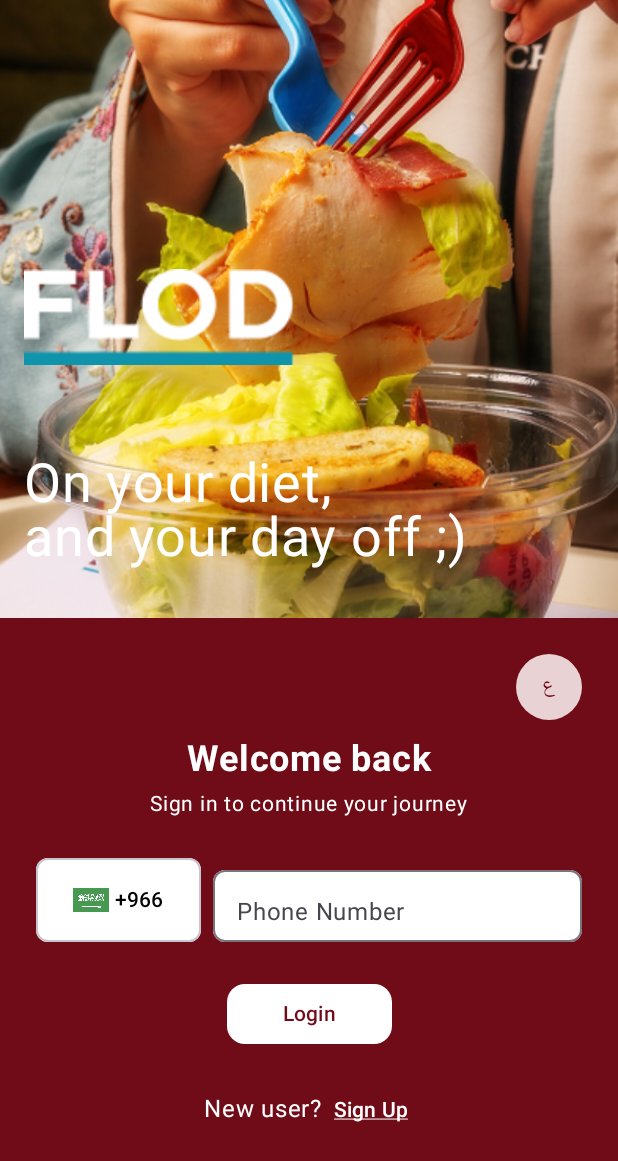
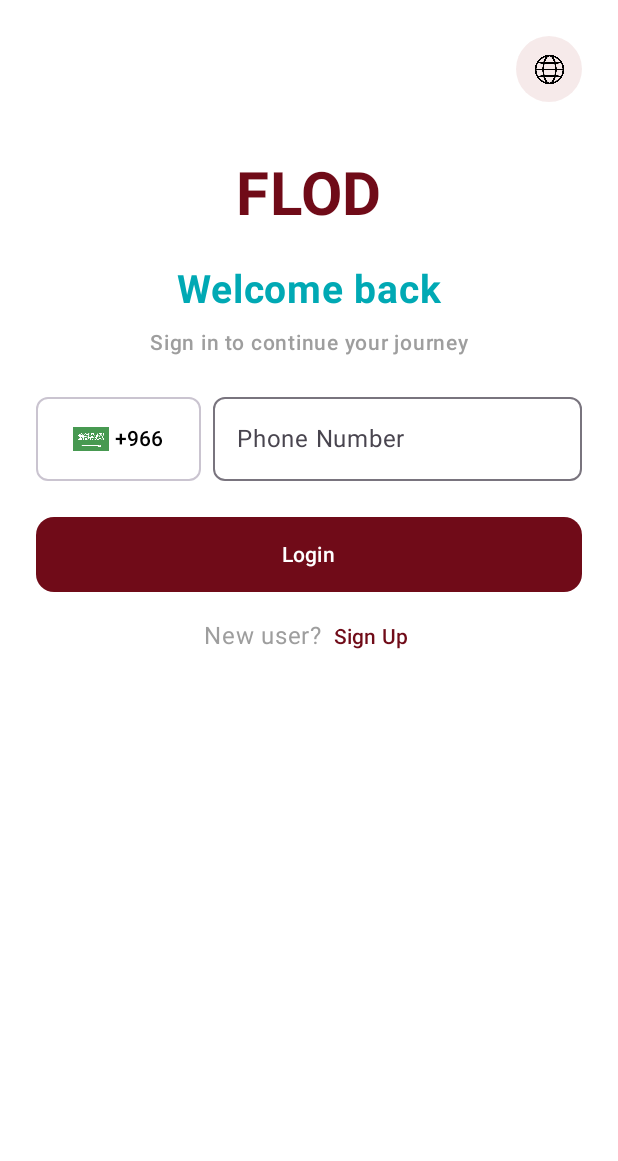
Before and after one commit to mostafa-soliman/FLOD-Restaurant-new, an Android app built with Jetpack Compose: the screen it shows after launch (MainActivity), on a phone screen of 412 x 824 dp. Shown: the top 1161 px of the screen. Run offline under Robolectric (Android 15) with nearby library versions, the phone set to English and light mode, and no system bars.

Commit message:
upgraded OnboardScreen.kt

```diff
--- a/app/build.gradle.kts
+++ b/app/build.gradle.kts
@@ -54,6 +54,7 @@ dependencies {
     implementation(libs.androidx.material3)
     implementation(libs.androidx.foundation.layout.android)
     implementation(libs.androidx.foundation.layout.android)
+    implementation(libs.androidx.foundation)
     testImplementation(libs.junit)
     androidTestImplementation(libs.androidx.junit)
     androidTestImplementation(libs.androidx.espresso.core)
@@ -73,5 +74,7 @@ dependencies {
     implementation("androidx.datastore:datastore-preferences:1.1.1")
     implementation("androidx.appcompat:appcompat:1.7.0")
     implementation("androidx.core:core-ktx:1.13.1")
+    implementation ("androidx.compose.ui:ui-tooling-preview")
+    debugImplementation ("androidx.compose.ui:ui-tooling")
 
 }
--- a/app/src/main/java/com/fadali/flod_restaurant/presentation/ui/screens/onboard/OnboardScreen.kt
+++ b/app/src/main/java/com/fadali/flod_restaurant/presentation/ui/screens/onboard/OnboardScreen.kt
@@ -1,185 +1,180 @@
 package com.fadali.flod_restaurant.presentation.ui.screens.onboard
 
-import android.app.Activity
-import androidx.appcompat.app.AppCompatDelegate
+import android.content.res.Configuration
 import androidx.compose.foundation.Image
 import androidx.compose.foundation.background
-import androidx.compose.foundation.layout.*
+import androidx.compose.foundation.layout.Arrangement
+import androidx.compose.foundation.layout.Box
+import androidx.compose.foundation.layout.Column
+import androidx.compose.foundation.layout.PaddingValues
+import androidx.compose.foundation.layout.Row
+import androidx.compose.foundation.layout.Spacer
+import androidx.compose.foundation.layout.fillMaxSize
+import androidx.compose.foundation.layout.fillMaxWidth
+import androidx.compose.foundation.layout.height
+import androidx.compose.foundation.layout.padding
+import androidx.compose.foundation.layout.size
+import androidx.compose.foundation.layout.width
 import androidx.compose.foundation.shape.CircleShape
 import androidx.compose.foundation.shape.RoundedCornerShape
-import androidx.compose.material3.*
+import androidx.compose.foundation.text.KeyboardOptions
+import androidx.compose.material3.Button
+import androidx.compose.material3.ButtonDefaults
+import androidx.compose.material3.MaterialTheme
+import androidx.compose.material3.OutlinedButton
+import androidx.compose.material3.OutlinedTextField
+import androidx.compose.material3.OutlinedTextFieldDefaults
+import androidx.compose.material3.Surface
+import androidx.compose.material3.Text
+import androidx.compose.material3.TextButton
 import androidx.compose.runtime.Composable
+import androidx.compose.runtime.getValue
+import androidx.compose.runtime.mutableStateOf
+import androidx.compose.runtime.rememberCoroutineScope
+import androidx.compose.runtime.saveable.rememberSaveable
+import androidx.compose.runtime.setValue
 import androidx.compose.ui.Alignment
 import androidx.compose.ui.Modifier
 import androidx.compose.ui.graphics.Color
-import androidx.compose.ui.layout.ContentScale
 import androidx.compose.ui.layout.FirstBaseline
 import androidx.compose.ui.platform.LocalContext
 import androidx.compose.ui.res.painterResource
 import androidx.compose.ui.res.stringResource
 import androidx.compose.ui.text.font.FontWeight
+import androidx.compose.ui.text.input.KeyboardType
 import androidx.compose.ui.text.style.TextDecoration
+import androidx.compose.ui.tooling.preview.Preview
 import androidx.compose.ui.unit.dp
 import androidx.compose.ui.unit.sp
 import androidx.navigation.NavController
 import com.fadali.flod_restaurant.R
-import com.fadali.flod_restaurant.util.UiDimensions
-import androidx.compose.foundation.clickable
-import androidx.compose.runtime.rememberCoroutineScope
-import androidx.core.os.LocaleListCompat
-import com.fadali.flod_restaurant.data.LanguageDataStore
-import kotlinx.coroutines.launch
+import com.fadali.flod_restaurant.presentation.ui.navigation.Route
+
+/* ===== Colors per design ===== */
+val primaryRed = Color(0xFF700B18)
+val accentBlue = Color(0xFF00A9B4)
+val grayText   = Color(0xFF9E9E9E)
+
 
 
 @Composable
 fun OnboardScreen(navController: NavController) {
+    val context = LocalContext.current
+    val scope = rememberCoroutineScope()
+
     OnboardScreenContent(
-        onLoginClick = {
-            navController.navigate("verify_otp") {
-                // اختياري: لو عايز تمنع الرجوع لـ Onboard بعد التحقق
-                // popUpTo("login") { inclusive = false }
-            }
+        onLanguageToggle = {
+//            val current = AppCompatDelegate.getApplicationLocales()
+//                .toLanguageTags().ifEmpty { "en" }
+//            val next = if (current.startsWith("ar")) "en" else "ar"
+
+//            scope.launch {
+//                // 1) خزّن اللغة واخطر AppCompat
+//                LanguageDataStore.setLanguage(context, next)
+//                val locales = LocaleListCompat.forLanguageTags(next)
+//                AppCompatDelegate.setApplicationLocales(locales)
+//
+//                // 2) أعد فتح الـSplash من غير أي recreate
+//                navController.navigate(Route.Splash) {
+//                    popUpTo(Route.Splash) { inclusive = true }
+//                    launchSingleTop = true
+//                }
+//            }
         },
-        onSignUpClick = {
-            navController.navigate("signup")
-        }
+        onLoginClick  = { navController.navigate(Route.VerifyOtp) },
+        onSignUpClick = { navController.navigate(Route.SignUp) }
     )
 }
 
+/* ===== Globe language icon as image ===== */
 @Composable
-fun OnboardScreenContent(onLoginClick: () -> Unit = {}, onSignUpClick: () -> Unit = {}) {
-    Column(
-        modifier = Modifier.fillMaxSize()
+private fun LanguageIcon(
+    modifier: Modifier = Modifier,
+    onClick: () -> Unit = {}
 ) {
-
-        Box(
-            modifier = Modifier
-                .weight(0.5f)
-        ) {
-            Image(
-                painter = painterResource(id = R.drawable.onboard),
-                contentDescription = null,
-                modifier = Modifier.fillMaxSize(),
-                contentScale = ContentScale.Crop
-            )
-
-            Column(
-                modifier = Modifier
-                    .align(Alignment.BottomStart)
-                    .padding(start = 16.dp, bottom = 32.dp)
-            ) {
-                Image(
-                    painter = painterResource(id = R.drawable.logo),
-                    contentDescription = "FLOD Logo",
-                    modifier = Modifier
-                        .size(180.dp)
-                )
-
-                Text(
-                    text = stringResource(id = R.string.tagline),
-                    fontSize = 36.sp,
-                    color = Color.White,
-                    lineHeight = 36.sp
-                )
-            }
-        }
-
-        Column(
-            modifier = Modifier
-                .weight(0.5f)
-                .fillMaxWidth()
-                .background(Color(0xFF700B18))
-                .padding(24.dp),
-            horizontalAlignment = Alignment.CenterHorizontally
-        ) {
-            Box(
-                modifier = Modifier.fillMaxWidth(),
-                contentAlignment = Alignment.TopEnd
-            ) {
-                val context = LocalContext.current
-                val scope = rememberCoroutineScope()
-
-                val currentTags = AppCompatDelegate.getApplicationLocales()
-                    .toLanguageTags()
-                    .ifEmpty { "en" }
-
-                val toggleLabel = if (currentTags.startsWith("ar")) "En" else "ع"
-
     Surface(
         shape = CircleShape,
         color = MaterialTheme.colorScheme.surface.copy(alpha = 0.9f),
-                    modifier = Modifier
+        modifier = modifier
             .size(44.dp)
-                        .clickable {
-                            val next = if (currentTags.startsWith("ar")) "en" else "ar"
-                            scope.launch {
-                                LanguageDataStore.setLanguage(context, next)
-                                val locales = LocaleListCompat.forLanguageTags(next)
-                                AppCompatDelegate.setApplicationLocales(locales)
-                                (context as? Activity)?.recreate()
-                            }
-                        },
+           // .clickable { onClick() }
     ) {
         Box(contentAlignment = Alignment.Center, modifier = Modifier.fillMaxSize()) {
-                        Text(
-                            text = toggleLabel,
-                            fontSize = 14.sp,
-                            color = MaterialTheme.colorScheme.onSurface
+            Image(
+                painter = painterResource(id = R.drawable.ic_globe),
+                contentDescription = "Change Language",
+                modifier = Modifier.size(22.dp)
             )
         }
     }
 }
 
-//            Box(
-//                modifier = Modifier.fillMaxWidth(),
-//                contentAlignment = Alignment.TopEnd
-//            ) {
-//                Surface(
-//                    shape = CircleShape,
-//                    color = MaterialTheme.colorScheme.surface.copy(alpha = 0.9f)
-//                ) {
-//                    Text(
-//                        text = "En",
-//                        modifier = Modifier.padding(horizontal = 12.dp, vertical = 12.dp),
-//                        fontSize = 14.sp,
-//                        color = MaterialTheme.colorScheme.onSurface
-//                    )
-//                }
-//            }
+@Composable
+fun OnboardScreenContent(
+    onLanguageToggle: () -> Unit = {},
+    onLoginClick: () -> Unit = {},
+    onSignUpClick: () -> Unit = {}
+) {
+    val fieldHeight = 56.dp
+    var phone by rememberSaveable { mutableStateOf("") }
+    Column(
+        modifier = Modifier
+            .fillMaxSize()
+            .background(Color.White)
+            .padding(24.dp),
+        horizontalAlignment = Alignment.CenterHorizontally
+    ) {
+        Row(
+            modifier = Modifier.fillMaxWidth(),
+            horizontalArrangement = Arrangement.End
+        ) {
+            LanguageIcon { onLanguageToggle() }
+        }
 
-            Spacer(modifier = Modifier.height(12.dp))
+        Spacer(modifier = Modifier.height(38.dp))
+
+        Text(
+            text = "FLOD",
+            fontSize = 40.sp,
+            fontWeight = FontWeight.Bold,
+            color = primaryRed
+        )
+
+        Spacer(modifier = Modifier.height(24.dp))
 
         Text(
             text = stringResource(id = R.string.welcome_back),
-                fontSize = 24.sp,
+            fontSize = 26.sp,
             fontWeight = FontWeight.Bold,
-                color = Color.White
+            color = accentBlue
         )
 
-            Spacer(modifier = Modifier.height(4.dp))
+        Spacer(modifier = Modifier.height(8.dp))
 
         Text(
             text = stringResource(id = R.string.sign_in_description),
             fontSize = 14.sp,
-                color = Color.White
+            fontWeight = FontWeight.Medium,
+            color = grayText
         )
 
         Spacer(modifier = Modifier.height(24.dp))
+
 
         Row(
             modifier = Modifier.fillMaxWidth(),
             verticalAlignment = Alignment.CenterVertically
         ) {
             OutlinedButton(
-                    onClick = {},
+                onClick = { /* TODO: country picker */ },
                 shape = RoundedCornerShape(8.dp),
                 modifier = Modifier
                     .width(110.dp)
-                        .height(UiDimensions.TextFieldHeight),
+                    .height(fieldHeight),
                 colors = ButtonDefaults.outlinedButtonColors(
                     containerColor = Color.White
                 ),
-                    contentPadding = PaddingValues(horizontal = 12.dp)
+                contentPadding = PaddingValues(horizontal = 12.dp, vertical = 0.dp) // يلغي زيادة الارتفاع
             ) {
                 Image(
                     painter = painterResource(id = R.drawable.saudi_flag),
@@ -193,12 +188,17 @@ fun OnboardScreenContent(onLoginClick: () -> Unit = {}, onSignUpClick: () -> Uni
             Spacer(modifier = Modifier.width(8.dp))
 
             OutlinedTextField(
-                    value = "",
-                    onValueChange = {},
-                    label = { Text(text = stringResource(id = R.string.phone_number)) },
+                value = phone,
+                onValueChange = { input ->
+                    phone = input.filter { it.isDigit() }.take(10)
+                },
+
+                placeholder = { Text(text = stringResource(id = R.string.phone_number)) },
+                singleLine = true,
+                keyboardOptions = KeyboardOptions(keyboardType = KeyboardType.Phone),
                 modifier = Modifier
                     .weight(1f)
-                        .height(UiDimensions.TextFieldHeight),
+                    .height(fieldHeight),
                 shape = RoundedCornerShape(8.dp),
                 colors = OutlinedTextFieldDefaults.colors(
                     unfocusedContainerColor = Color.White,
@@ -212,37 +212,83 @@ fun OnboardScreenContent(onLoginClick: () -> Unit = {}, onSignUpClick: () -> Uni
         Button(
             onClick = onLoginClick,
             shape = RoundedCornerShape(12.dp),
-                modifier = Modifier.width(110.dp),
-                colors = ButtonDefaults.buttonColors(containerColor = Color.White)
+            modifier = Modifier
+                .fillMaxWidth()
+                .height(50.dp),
+            colors = ButtonDefaults.buttonColors(containerColor = primaryRed)
         ) {
-                Text(text = stringResource(id = R.string.login), color = Color(0xFF700B18))
+            Text(text = stringResource(id = R.string.login), color = Color.White)
         }
 
         Spacer(modifier = Modifier.height(16.dp))
 
-            Row (
-                modifier = Modifier
-                    .align(alignment = Alignment.CenterHorizontally)
-                    .navigationBarsPadding()
-                ){
+        Row(
+            modifier = Modifier.align(Alignment.CenterHorizontally),
+            verticalAlignment = Alignment.CenterVertically
+        ) {
             Text(
                 text = stringResource(id = R.string.signup_prompt),
-                    color = Color.White,
-                    modifier = Modifier.alignBy(FirstBaseline)
+                color = grayText,
+                modifier = Modifier.alignBy(FirstBaseline),
+                maxLines = 1
             )
-                Spacer(modifier = Modifier.width(4.dp))
+
+            Spacer(
+                modifier = Modifier
+                    .width(4.dp)
+                    .alignBy(FirstBaseline)
+            )
+
             TextButton(
                 onClick = onSignUpClick,
-                    modifier = Modifier.alignBy(FirstBaseline),
-                    contentPadding = PaddingValues(0.dp)
+                contentPadding = PaddingValues(0.dp),
+                modifier = Modifier.alignBy(FirstBaseline)
             ) {
                 Text(
                     text = stringResource(id = R.string.signup_link),
-                        color = Color.White,
-                        textDecoration = TextDecoration.Underline
+                    color = primaryRed,
+                    textDecoration = TextDecoration.None,
+                    modifier = Modifier.alignBy(FirstBaseline),
+                    maxLines = 1
                 )
             }
         }
+
     }
 }
+
+/* ========================= PREVIEWS ========================= */
+
+@Preview(
+    name = "AR - Light",
+    showSystemUi = true,
+    locale = "ar",
+    device = "id:pixel_7_pro"
+)
+@Composable
+fun PreviewOnboardContent_Ar_Light() {
+    OnboardScreenContent()
 }
+
+@Preview(
+    name = "EN - Light",
+    showSystemUi = true,
+    locale = "en",
+    device = "id:pixel_7_pro"
+)
+@Composable
+fun PreviewOnboardContent_En_Light() {
+    OnboardScreenContent()
+}
+
+@Preview(
+    name = "AR - Dark",
+    showSystemUi = true,
+    locale = "ar",
+    uiMode = Configuration.UI_MODE_NIGHT_YES,
+    device = "id:pixel_7_pro"
+)
+@Composable
+fun PreviewOnboardContent_Ar_Dark() {
+    OnboardScreenContent()
+}
--- a/gradle/libs.versions.toml
+++ b/gradle/libs.versions.toml
@@ -9,6 +9,7 @@ lifecycleRuntimeKtx = "2.9.2"
 activityCompose = "1.10.1"
 composeBom = "2024.04.01"
 foundationLayoutAndroid = "1.7.2"
+foundation = "1.9.0"
 
 [libraries]
 androidx-core-ktx = { group = "androidx.core", name = "core-ktx", version.ref = "coreKtx" }
@@ -26,6 +27,7 @@ androidx-ui-test-manifest = { group = "androidx.compose.ui", name = "ui-test-man
 androidx-ui-test-junit4 = { group = "androidx.compose.ui", name = "ui-test-junit4" }
 androidx-material3 = { group = "androidx.compose.material3", name = "material3" }
 androidx-foundation-layout-android = { group = "androidx.compose.foundation", name = "foundation-layout-android", version.ref = "foundationLayoutAndroid" }
+androidx-foundation = { group = "androidx.compose.foundation", name = "foundation", version.ref = "foundation" }
 
 [plugins]
 android-application = { id = "com.android.application", version.ref = "agp" }
```
Also changed, not shown: app/src/main/res/drawable/ic_globe.png (added). Lines whose indentation alone changed are shown as unchanged.
